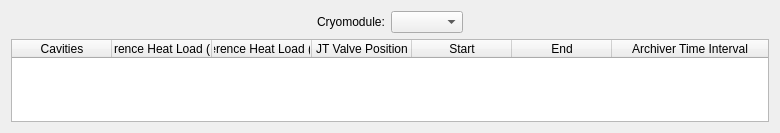
Before: the Qt Designer form gui/options.ui in ssoham/Q0Measurement, drawn with Qt 5.
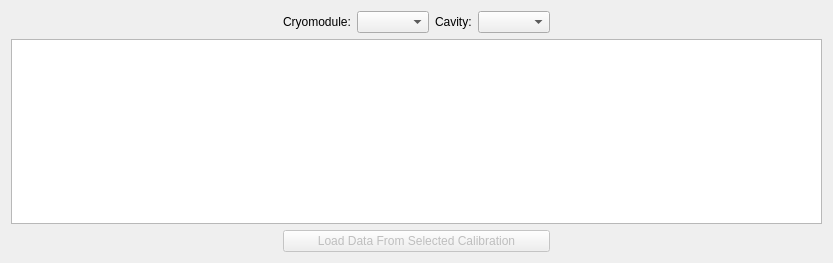
After: the same form once the commit is applied.

Commit message: trying to loop in archiver - about to test on slac machine

Patch:
```diff
--- a/gui/options.ui
+++ b/gui/options.ui
@@ -6,30 +6,46 @@
    <rect>
     <x>0</x>
     <y>0</y>
-    <width>726</width>
-    <height>133</height>
+    <width>833</width>
+    <height>263</height>
    </rect>
   </property>
   <property name="windowTitle">
    <string>Calibration Options</string>
   </property>
   <layout class="QGridLayout" name="gridLayout">
-   <item row="1" column="1">
-    <widget class="QLabel" name="label">
-     <property name="sizePolicy">
-      <sizepolicy hsizetype="Preferred" vsizetype="Preferred">
-       <horstretch>0</horstretch>
-       <verstretch>0</verstretch>
-      </sizepolicy>
+   <item row="2" column="0" colspan="6">
+    <widget class="QTableView" name="optionView">
+     <property name="selectionBehavior">
+      <enum>QAbstractItemView::SelectRows</enum>
      </property>
-     <property name="text">
-      <string>Cryomodule:</string>
+     <property name="sortingEnabled">
+      <bool>true</bool>
      </property>
+     <attribute name="horizontalHeaderStretchLastSection">
+      <bool>true</bool>
+     </attribute>
+     <attribute name="verticalHeaderVisible">
+      <bool>false</bool>
+     </attribute>
     </widget>
    </item>
    <item row="1" column="2">
     <widget class="QComboBox" name="cryomoduleComboBox"/>
    </item>
+   <item row="1" column="5">
+    <spacer name="horizontalSpacer_2">
+     <property name="orientation">
+      <enum>Qt::Horizontal</enum>
+     </property>
+     <property name="sizeHint" stdset="0">
+      <size>
+       <width>40</width>
+       <height>20</height>
+      </size>
+     </property>
+    </spacer>
+   </item>
    <item row="1" column="0">
     <spacer name="horizontalSpacer">
      <property name="orientation">
@@ -44,73 +60,62 @@
     </spacer>
    </item>
    <item row="1" column="3">
-    <spacer name="horizontalSpacer_2">
-     <property name="orientation">
-      <enum>Qt::Horizontal</enum>
+    <widget class="QLabel" name="label_2">
+     <property name="text">
+      <string>Cavity:</string>
      </property>
-     <property name="sizeHint" stdset="0">
-      <size>
-       <width>40</width>
-       <height>20</height>
-      </size>
-     </property>
-    </spacer>
+    </widget>
    </item>
-   <item row="2" column="0" colspan="4">
-    <widget class="QTableWidget" name="optionTable">
+   <item row="1" column="4">
+    <widget class="QComboBox" name="cavityComboBox"/>
+   </item>
+   <item row="1" column="1">
+    <widget class="QLabel" name="label">
      <property name="sizePolicy">
-      <sizepolicy hsizetype="Minimum" vsizetype="Expanding">
+      <sizepolicy hsizetype="Preferred" vsizetype="Preferred">
        <horstretch>0</horstretch>
        <verstretch>0</verstretch>
       </sizepolicy>
      </property>
-     <property name="sizeAdjustPolicy">
-      <enum>QAbstractScrollArea::AdjustToContents</enum>
+     <property name="text">
+      <string>Cryomodule:</string>
      </property>
-     <property name="alternatingRowColors">
-      <bool>true</bool>
+    </widget>
+   </item>
+   <item row="3" column="0">
+    <spacer name="horizontalSpacer_3">
+     <property name="orientation">
+      <enum>Qt::Horizontal</enum>
      </property>
-     <property name="columnCount">
-      <number>7</number>
+     <property name="sizeHint" stdset="0">
+      <size>
+       <width>40</width>
+       <height>20</height>
+      </size>
      </property>
-     <attribute name="horizontalHeaderStretchLastSection">
-      <bool>true</bool>
-     </attribute>
-     <column>
-      <property name="text">
-       <string>Cavities</string>
-      </property>
-     </column>
-     <column>
-      <property name="text">
-       <string>Reference Heat Load (Des)</string>
-      </property>
-     </column>
-     <column>
-      <property name="text">
-       <string>Reference Heat Load (Act)</string>
-      </property>
-     </column>
-     <column>
-      <property name="text">
-       <string>JT Valve Position</string>
-      </property>
-     </column>
-     <column>
-      <property name="text">
-       <string>Start</string>
-      </property>
-     </column>
-     <column>
-      <property name="text">
-       <string>End</string>
-      </property>
-     </column>
-     <column>
-      <property name="text">
-       <string>Archiver Time Interval</string>
-      </property>
-     </column>
+    </spacer>
+   </item>
+   <item row="3" column="5">
+    <spacer name="horizontalSpacer_4">
+     <property name="orientation">
+      <enum>Qt::Horizontal</enum>
+     </property>
+     <property name="sizeHint" stdset="0">
+      <size>
+       <width>40</width>
+       <height>20</height>
+      </size>
+     </property>
+    </spacer>
+   </item>
+   <item row="3" column="1" colspan="4">
+    <widget class="QPushButton" name="loadButton">
+     <property name="enabled">
+      <bool>false</bool>
+     </property>
+     <property name="text">
+      <string>Load Data From Selected Calibration</string>
+     </property>
     </widget>
    </item>
   </layout>
```
The commit also changes 5 other files.
